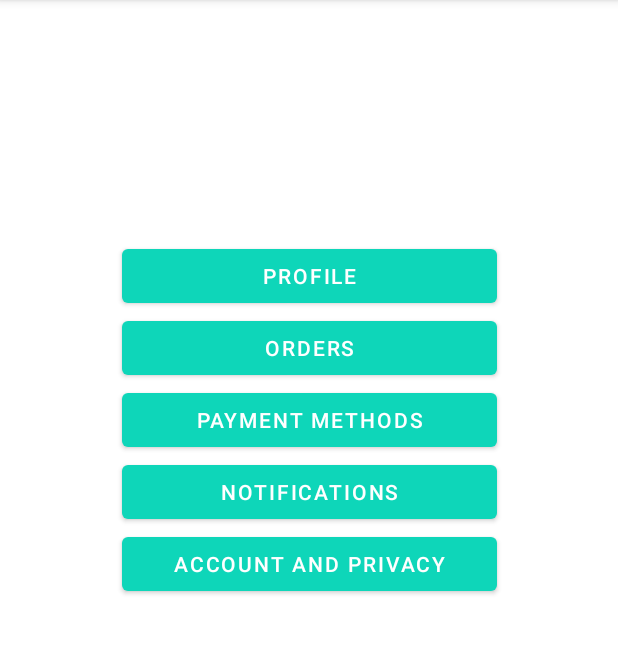
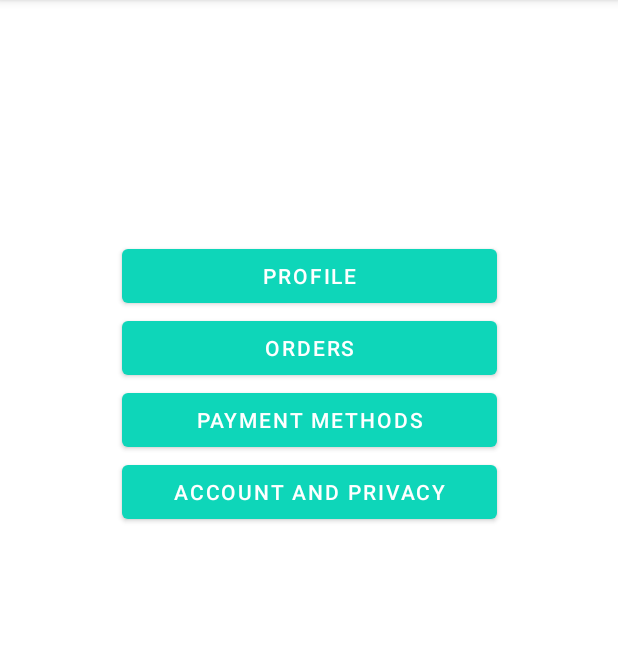
Before and after one commit to Mehdi-agz/Pricify, an Android app: the screen it shows after launch once a user with an empty profile is signed in (SettingsActivity), after a tap on "SETTINGS", on a phone screen of 412 x 824 dp, the part 84-738 px from its top. Run offline under Robolectric (Android 15) with nearby library versions, the phone set to English and light mode, and no system bars; our stand-ins replace Firebase (no records; nobody signed in at launch, a user with empty details on screens opened directly); 1 statement that could not run was skipped.

Commit message:
animations added to buttons

```diff
--- a/app/src/main/java/com/example/pricify/HomeActivity.kt
+++ b/app/src/main/java/com/example/pricify/HomeActivity.kt
@@ -1,15 +1,16 @@
 package com.example.pricify
 
+import android.animation.ObjectAnimator
+import android.animation.PropertyValuesHolder
 import android.app.AlertDialog
 import android.content.DialogInterface
 import android.content.Intent
 import android.os.Bundle
-import android.view.KeyEvent
+import android.view.View
+import android.widget.Button
 import android.widget.TextView
 import android.widget.Toast
 import androidx.appcompat.app.AppCompatActivity
-import androidx.core.content.ContextCompat
-import androidx.core.content.ContextCompat.startActivity
 import com.example.pricify.databinding.ActivityHomeBinding
 import com.example.pricify.model.User
 import com.google.firebase.auth.FirebaseAuth
@@ -91,17 +92,28 @@ class HomeActivity : AppCompatActivity(){
     }
 
     private fun logOut(){
+        scaler(binding.logoutBtn)
         logoutConfirmationAlert()!!.show()
     }
 
 
     private fun lunchSettings() {
+        scaler(binding.settingsBtn)
         var intent = Intent(this, SettingsActivity::class.java)
         startActivity(intent)
     }
 
     private fun launchWishLists() {
+        scaler(binding.wishlistsBtn)
         var intent = Intent(this, WishListsActivity::class.java)
         startActivity(intent)
     }
+
+    private fun scaler(btn: Button) {
+        val scaleX = PropertyValuesHolder.ofFloat(View.SCALE_X,  1.5f, 1f, 1f)
+        val scaleY =  PropertyValuesHolder.ofFloat(View.SCALE_Y,  0.75f, 1f, 1f)
+        val animator = ObjectAnimator.ofPropertyValuesHolder(btn, scaleX, scaleY)
+        animator.start()
+
+    }
 }
--- a/app/src/main/res/layout/activity_settings.xml
+++ b/app/src/main/res/layout/activity_settings.xml
@@ -38,25 +38,15 @@
         />
 
     <Button
-        android:id="@+id/notifications_btn"
+        android:id="@+id/acc_privacy_btn"
         android:layout_width="wrap_content"
         android:layout_height="wrap_content"
-        android:text="@string/notifications_btn"
+        android:text="@string/acc_privacy_btn"
         android:minWidth="250dp"
         app:layout_constraintStart_toStartOf="@id/payment_btn"
         app:layout_constraintTop_toBottomOf="@id/payment_btn"
         />
 
-    <Button
-        android:id="@+id/acc_privacy_btn"
-        android:layout_width="wrap_content"
-        android:layout_height="wrap_content"
-        android:text="@string/acc_privacy_btn"
-        android:minWidth="250dp"
-        app:layout_constraintStart_toStartOf="@id/notifications_btn"
-        app:layout_constraintTop_toBottomOf="@id/notifications_btn"
-        />
-
 
 
 </androidx.constraintlayout.widget.ConstraintLayout>
--- a/app/src/main/res/values/strings.xml
+++ b/app/src/main/res/values/strings.xml
@@ -39,7 +39,7 @@
     <string name="item_url">Item URL</string>
     <string name="monitor_price">Monitor Price Change</string>
     <string name="enter_price">Enter Price</string>
-    <string name="enter_price_drop">Price drop to be notified</string>
+    <string name="enter_price_drop">Price drop threshold</string>
 
 
 </resources>
```
Also changed, not shown: app/src/main/java/com/example/pricify/MainActivity.kt (+15 -1 lines), app/src/main/java/com/example/pricify/SettingsActivity.kt (+29 -0 lines).
